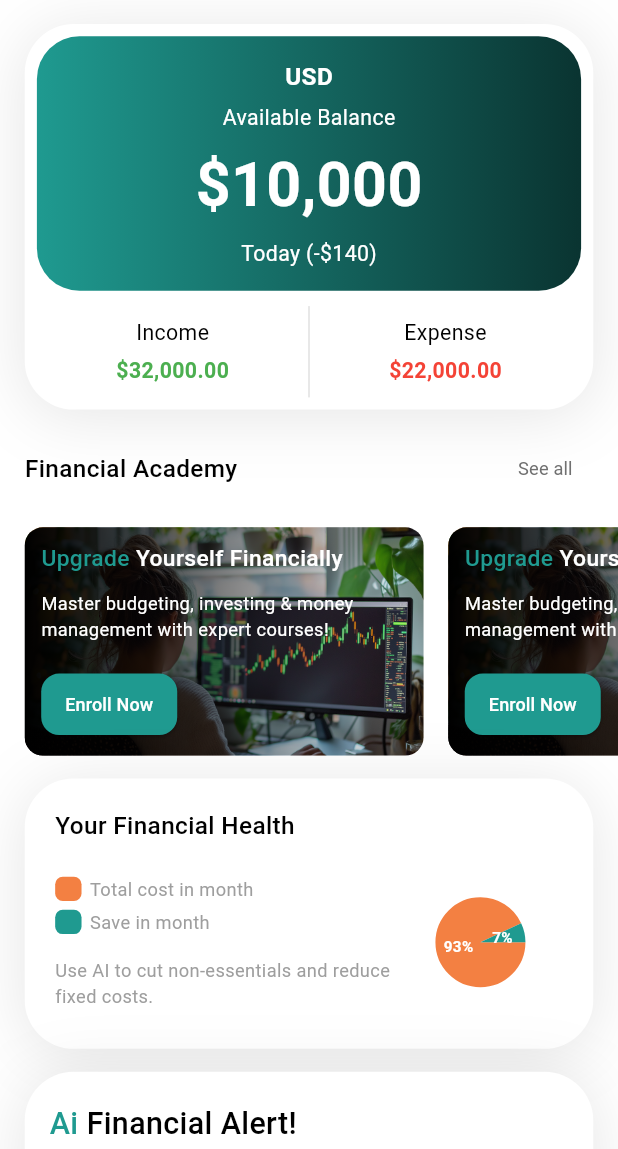
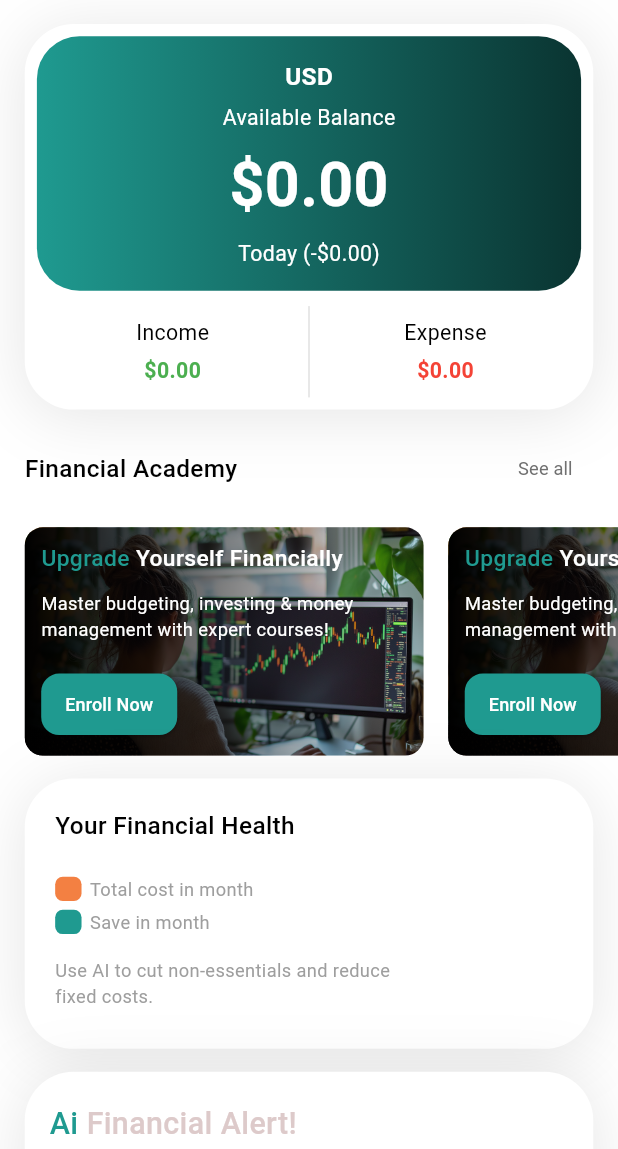
Before and after one commit to Joint-Venture-AI/financial_ai, a Flutter app: the HomeScreen screen opened directly, on a phone screen of 412 x 824 dp, the part 87-1236 px from its top. Run offline on Flutter 3.47's test engine with Material 3 defaults, Android fonts, the phone set to English and light mode, and no system bars; drawn by our look-alikes of fl_chart; our stand-ins replace dots_indicator, flutter_otp_text_field, flutter_screenutil, flutter_svg, get, google_fonts and 4 more; accounts and stored records are empty; network calls fail; project files that could hold a hidden picture were left out.

Commit message:
finished homeData

```diff
--- a/lib/controller/home/home_controller.dart
+++ b/lib/controller/home/home_controller.dart
@@ -1,3 +1,5 @@
+import 'dart:convert';
+import 'dart:math';
 import 'package:financial_ai_mobile/core/services/api_services.dart';
 import 'package:financial_ai_mobile/core/utils/api_endpoint.dart';
 import 'package:get/get.dart';
@@ -5,6 +7,13 @@ import 'package:get/get_state_manager/get_state_manager.dart';
 
 class HomeController extends GetxController {
   var isLoading = false.obs;
+  var availableBalancePer = 0.0.obs; // Changed to RxDouble
+  var espenseBalancePer = 0.0.obs; // Changed to RxDouble
+
+  var totalIncome = 0.obs;
+  var totalExpense = 0.0.obs;
+  var availableMoney = 0.0.obs;
+  var todayExpense = 0.obs;
 
   @override
   void onInit() {
@@ -18,8 +27,21 @@ class HomeController extends GetxController {
       final response = await ApiServices().getUserData(
         ApiEndpoint.getPresentMonth,
       );
-      final data = response.body;
-      printInfo(info: data);
+      final data = json.decode(response.body);
+
+      if (response.statusCode == 200 && data['success'] == true) {
+        final presentData = data['data'];
+
+        totalIncome.value = presentData['totalIncome'];
+        totalExpense.value = presentData['totalExpense'].toDouble();
+        availableMoney.value = presentData['availableMoney'].toDouble();
+        todayExpense.value = presentData['todayExpense'];
+        espenseBalancePer.value = presentData['expensePercentage'].toDouble();
+        availableBalancePer.value =
+            presentData['availablePercentage'].toDouble();
+      } else {
+        printError(info: 'Failed to fetch user data: ${response.statusCode}');
+      }
     } catch (e) {
       printError(info: 'Error occurred while fetching user data: $e');
     } finally {
--- a/lib/core/services/api_services.dart
+++ b/lib/core/services/api_services.dart
@@ -73,6 +73,7 @@ class ApiServices {
   Future<http.Response> getUserData(String url) async {
     try {
       final token = await PrefHelper.getString(Utils.TOKEN);
+      print('====> $token');
 
       if (token == null || token.isEmpty) {
         print('====> $token');
@@ -82,7 +83,7 @@ class ApiServices {
 
       final request = await http.get(
         Uri.parse(url),
-        headers: {'Authorization': token},
+        headers: {'Authorization': 'Bearer $token'},
       );
       final data = json.decode(request.body);
       if (request.statusCode == 200) {
--- a/lib/core/utils/api_endpoint.dart
+++ b/lib/core/utils/api_endpoint.dart
@@ -12,4 +12,5 @@ class ApiEndpoint {
 
   static const String getPresentMonth =
       '$baseUrl/finance-report/get-present-month-summary';
+  static const String getCoursesList = '$baseUrl/course?limit=5';
 }
--- a/lib/core/utils/app_bindings.dart
+++ b/lib/core/utils/app_bindings.dart
@@ -17,6 +17,5 @@ class AppBindings {
     Get.lazyPut(() => AddDataController(), fenix: true);
     Get.lazyPut(() => AnalyzeController(), fenix: true);
     Get.lazyPut(() => ProfileController(), fenix: true);
-    Get.lazyPut(() => HomeController(), fenix: true);
   });
 }
--- a/lib/main.dart
+++ b/lib/main.dart
@@ -1,6 +1,7 @@
 import 'package:financial_ai_mobile/core/utils/app_bindings.dart';
 import 'package:financial_ai_mobile/core/utils/app_routes.dart';
 import 'package:financial_ai_mobile/core/utils/themes/default_theme.dart';
+import 'package:financial_ai_mobile/views/screens/bottom_nav/tab_screen.dart';
 import 'package:flutter/material.dart';
 import 'package:flutter_screenutil/flutter_screenutil.dart';
 import 'package:get/get_navigation/src/root/get_material_app.dart';
@@ -24,6 +25,7 @@ class MyApp extends StatelessWidget {
           debugShowCheckedModeBanner: false,
           theme: DefaultTheme.theme,
           initialRoute: AppRoutes.onBoarding,
+          // home: MainScreen(),
           initialBinding: AppBindings.bindings,
           getPages: AppRoutes.pages,
         );
--- a/lib/views/screens/home/home_screen.dart
+++ b/lib/views/screens/home/home_screen.dart
@@ -18,7 +18,7 @@ import 'package:percent_indicator/circular_percent_indicator.dart';
 
 class HomeScreen extends StatelessWidget {
   HomeScreen({super.key});
-  final homeController = Get.find<HomeController>();
+  final homeController = Get.put(HomeController());
 
   @override
   Widget build(BuildContext context) {
@@ -39,7 +39,7 @@ class HomeScreen extends StatelessWidget {
                     SizedBox(height: 26.h),
                     InkWell(
                       onTap: () => Get.to(AccountsScreen()),
-                      child: headerBodySection(),
+                      child: headerBodySection(homeController),
                     ),
                     SizedBox(height: 15.h),
                     Row(
@@ -73,7 +73,7 @@ class HomeScreen extends StatelessWidget {
               SizedBox(height: 15.h),
               InkWell(
                 onTap: () => Get.to(ExpenseDetailsScreen()),
-                child: financialHealth(),
+                child: financialHealth(homeController),
               ),
               SizedBox(height: 15.h),
               InkWell(
@@ -118,7 +118,12 @@ class HomeScreen extends StatelessWidget {
                               Text(
                                 'Financial Alert!',
                                 style: AppStyles.mediumText.copyWith(
-                                  color: Colors.black,
+                                  color: const Color.fromARGB(
+                                    255,
+                                    221,
+                                    202,
+                                    202,
+                                  ),
                                   fontSize: 20.sp,
                                 ),
                               ),
@@ -249,7 +254,7 @@ class HomeScreen extends StatelessWidget {
     );
   }
 
-  Padding financialHealth() {
+  Widget financialHealth(HomeController homeController) {
     return Padding(
       padding: EdgeInsets.symmetric(horizontal: 15.w),
       child: Column(
@@ -258,18 +263,18 @@ class HomeScreen extends StatelessWidget {
           Container(
             width: double.infinity,
             decoration: BoxDecoration(
-              color: Colors.white, // White background
+              color: Colors.white,
               borderRadius: BorderRadius.circular(32.r),
               boxShadow: [
                 BoxShadow(
                   blurRadius: 36,
-                  color: Colors.black.withOpacity(0.1), // More visible shadow
-                  offset: const Offset(0, 4), // Slight offset for better effect
+                  color: Colors.black.withOpacity(0.1),
+                  offset: const Offset(0, 4),
                 ),
               ],
             ),
             child: Padding(
-              padding: EdgeInsets.all(20.r), //Make padding responsive
+              padding: EdgeInsets.all(20.r),
               child: Column(
                 crossAxisAlignment: CrossAxisAlignment.start,
                 children: [
@@ -279,16 +284,9 @@ class HomeScreen extends StatelessWidget {
                         'Your Financial Health',
                         style: AppStyles.mediumText.copyWith(
                           color: Colors.black,
-                          fontSize: 16.sp, //Added font size responsiveness
+                          fontSize: 16.sp,
                         ),
                       ),
-                      // const Spacer(),
-                      // SvgPicture.asset(
-                      //   AppIcons.moreIcon,
-                      //   color: Colors.grey,
-                      //   width: 20.w,
-                      //   height: 20.h,
-                      // ), //make it responsive
                     ],
                   ),
                   SizedBox(height: 15.h),
@@ -351,45 +349,48 @@ class HomeScreen extends StatelessWidget {
                                 color: Colors.grey,
                                 fontSize: 12.sp,
                               ),
-                              textAlign:
-                                  TextAlign.start, // Added text alignment
+                              textAlign: TextAlign.start,
                             ),
                           ],
                         ),
                       ),
                       SizedBox(
                         width: 100.w,
-                        height: 100.h, // Specify a height for the PieChart
-                        child: PieChart(
+                        height: 100.h,
+                        child: Obx(
+                          () => PieChart(
                             PieChartData(
                               sections: [
                                 PieChartSectionData(
-                                value: 93,
-                                title: '93%',
-                                radius: 30, //Added radius
+                                  value: homeController.espenseBalancePer.value,
+                                  title:
+                                      '${homeController.espenseBalancePer.value.toStringAsFixed(0)}%',
+                                  radius: 30,
                                   titleStyle: TextStyle(
                                     fontSize: 10.sp,
                                     color: Colors.white,
                                     fontWeight: FontWeight.bold,
-                                ), //Added text style
+                                  ),
                                   color: AppStyles.orangeColor,
                                 ),
                                 PieChartSectionData(
-                                value: 7,
-                                title: '7%',
-                                radius: 30, //Added radius
+                                  value:
+                                      homeController.availableBalancePer.value,
+                                  title:
+                                      '${homeController.availableBalancePer.value.toStringAsFixed(0)}%',
+                                  radius: 30,
                                   titleStyle: TextStyle(
                                     fontSize: 10.sp,
                                     color: Colors.white,
                                     fontWeight: FontWeight.bold,
-                                ), //Added text style
+                                  ),
                                   color: AppStyles.primaryColor,
                                 ),
                               ],
-                            centerSpaceRadius:
-                                0, // remove space around piechart
+                              centerSpaceRadius: 0,
                               borderData: FlBorderData(show: false),
                               sectionsSpace: 0,
+                            ),
                           ),
                         ),
                       ),
@@ -553,21 +554,22 @@ class HomeScreen extends StatelessWidget {
     );
   }
 
-  Widget headerBodySection() {
+  Widget headerBodySection(HomeController homeController) {
+    return Obx(() {
       return Container(
         decoration: BoxDecoration(
-        color: Colors.white, // White background
+          color: Colors.white,
           borderRadius: BorderRadius.circular(32.r),
           boxShadow: [
             BoxShadow(
               blurRadius: 36,
-            color: Colors.black.withOpacity(0.1), // More visible shadow
-            offset: const Offset(0, 4), // Slight offset for better effect
+              color: Colors.black.withOpacity(0.1),
+              offset: const Offset(0, 4),
             ),
           ],
         ),
         child: Padding(
-        padding: EdgeInsets.all(8.r), //responsive padding
+          padding: EdgeInsets.all(8.r),
           child: Column(
             crossAxisAlignment: CrossAxisAlignment.start,
             children: [
@@ -585,7 +587,7 @@ class HomeScreen extends StatelessWidget {
                   ),
                 ),
                 child: Padding(
-                padding: EdgeInsets.all(15.r), //responsive padding
+                  padding: EdgeInsets.all(15.r),
                   child: Column(
                     crossAxisAlignment: CrossAxisAlignment.center,
                     mainAxisAlignment: MainAxisAlignment.center,
@@ -601,7 +603,7 @@ class HomeScreen extends StatelessWidget {
                             TextStyle(
                               color: Colors.white,
                               fontWeight: FontWeight.bold,
-                            fontSize: 16.sp, // responsive font size
+                              fontSize: 16.sp,
                             ),
                       ),
                       SizedBox(height: 6.h),
@@ -616,12 +618,12 @@ class HomeScreen extends StatelessWidget {
                             TextStyle(
                               color: Colors.white,
                               fontWeight: FontWeight.w400,
-                            fontSize: 14.sp, // responsive font size
+                              fontSize: 14.sp,
                             ),
                       ),
                       SizedBox(height: 6.h),
                       Text(
-                      '\$10,000',
+                        '\$${homeController.availableMoney.value.toStringAsFixed(2)}',
                         style:
                             AppStyles.smallText?.copyWith(
                               color: Colors.white,
@@ -631,12 +633,12 @@ class HomeScreen extends StatelessWidget {
                             TextStyle(
                               color: Colors.white,
                               fontWeight: FontWeight.w700,
-                            fontSize: 40.sp, // responsive font size
+                              fontSize: 40.sp,
                             ),
                       ),
                       SizedBox(height: 6.h),
                       Text(
-                      'Today (-\$140)',
+                        'Today (-\$${homeController.todayExpense.value.toStringAsFixed(2)})',
                         style:
                             AppStyles.smallText?.copyWith(
                               color: Colors.white,
@@ -646,7 +648,7 @@ class HomeScreen extends StatelessWidget {
                             TextStyle(
                               color: Colors.white,
                               fontWeight: FontWeight.w400,
-                            fontSize: 14.sp, // responsive font size
+                              fontSize: 14.sp,
                             ),
                       ),
                     ],
@@ -667,18 +669,18 @@ class HomeScreen extends StatelessWidget {
                             style:
                                 AppStyles.smallText?.copyWith(
                                   color: Colors.black,
-                                fontSize: 14.sp, // responsive font size
+                                  fontSize: 14.sp,
                                 ) ??
                                 TextStyle(color: Colors.black, fontSize: 14.sp),
                           ),
                           SizedBox(height: 5.h),
                           Text(
-                          '\$32,000.00',
+                            '\$${homeController.totalIncome.value.toStringAsFixed(2)}',
                             style:
                                 AppStyles.smallText?.copyWith(
                                   color: Colors.green,
                                   fontWeight: FontWeight.w600,
-                                fontSize: 14.sp, // responsive font size
+                                  fontSize: 14.sp,
                                 ) ??
                                 TextStyle(color: Colors.green, fontSize: 14.sp),
                           ),
@@ -699,18 +701,18 @@ class HomeScreen extends StatelessWidget {
                             style:
                                 AppStyles.smallText?.copyWith(
                                   color: Colors.black,
-                                fontSize: 14.sp, // responsive font size
+                                  fontSize: 14.sp,
                                 ) ??
                                 TextStyle(color: Colors.black, fontSize: 14.sp),
                           ),
                           SizedBox(height: 5.h),
                           Text(
-                          '\$22,000.00',
+                            '\$${homeController.totalExpense.value.toStringAsFixed(2)}',
                             style:
                                 AppStyles.smallText?.copyWith(
                                   color: Colors.red,
                                   fontWeight: FontWeight.w600,
-                                fontSize: 14.sp, // responsive font size
+                                  fontSize: 14.sp,
                                 ) ??
                                 TextStyle(color: Colors.red, fontSize: 14.sp),
                           ),
@@ -724,5 +726,6 @@ class HomeScreen extends StatelessWidget {
           ),
         ),
       );
+    });
   }
 }
```
Lines whose indentation alone changed are shown as unchanged.
